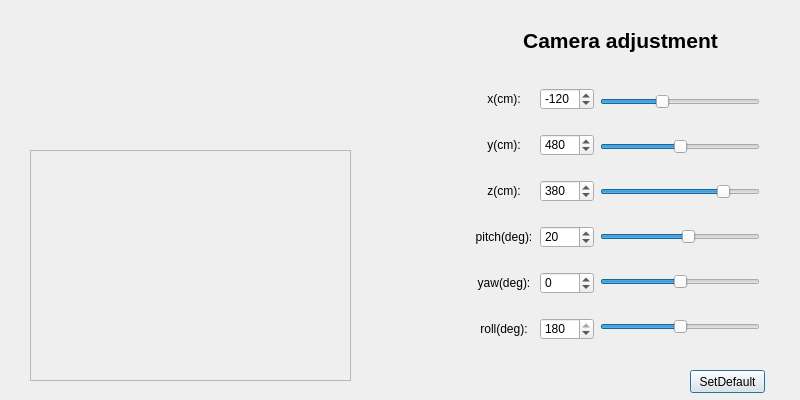
The window that src/qt/hanjiang.ui (Mick4994/hanjiang-leida) describes before a commit, drawn with Qt 5.
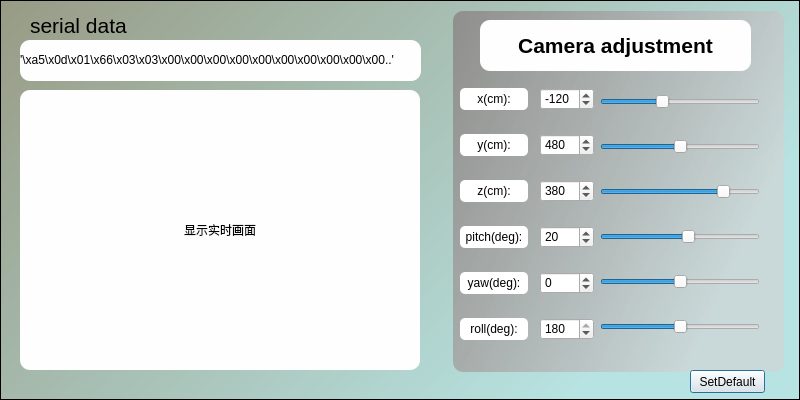
The same window after the commit. Icons and pictures are not drawn.

Commit message: gui迭代，串口接入，gui功能补写（显示视频流，调整外参），启动参数文件

```diff
--- a/src/qt/hanjiang.ui
+++ b/src/qt/hanjiang.ui
@@ -35,7 +35,8 @@
    <string>hanjiang-leida</string>
   </property>
   <property name="windowIcon">
-   <iconset theme="11"/>
+   <iconset theme="11">
+    <normaloff>F:/Users/11402/.designer/backup</normaloff>F:/Users/11402/.designer/backup</iconset>
   </property>
   <property name="styleSheet">
    <string notr="true"/>
@@ -148,7 +149,7 @@
   <widget class="QWidget" name="verticalLayoutWidget_2">
    <property name="geometry">
     <rect>
-     <x>470</x>
+     <x>460</x>
      <y>70</y>
      <width>68</width>
      <height>291</height>
@@ -156,7 +157,7 @@
    </property>
    <layout class="QVBoxLayout" name="args_list">
     <item>
-     <widget class="QLabel" name="label_15">
+     <widget class="QLabel" name="x_label">
       <property name="maximumSize">
        <size>
         <width>100</width>
@@ -166,8 +167,14 @@
       <property name="layoutDirection">
        <enum>Qt::LeftToRight</enum>
       </property>
+      <property name="styleSheet">
+       <string notr="true">QWidget{
+	background-color:rgb(255, 255, 255);
+	border-radius:5px;
+}</string>
+      </property>
       <property name="text">
-       <string>&lt;html&gt;&lt;head/&gt;&lt;body&gt;&lt;p&gt;x(cm):&lt;/p&gt;&lt;/body&gt;&lt;/html&gt;</string>
+       <string>&lt;html&gt;&lt;head/&gt;&lt;body&gt;&lt;p&gt;&lt;span style=&quot;font-family:'Microsoft YaHei'; font-size:9pt; font-weight:300;&quot;&gt;x(cm):&lt;/span&gt;&lt;/p&gt;&lt;/body&gt;&lt;/html&gt;</string>
       </property>
       <property name="alignment">
        <set>Qt::AlignCenter</set>
@@ -175,7 +182,7 @@
      </widget>
     </item>
     <item>
-     <widget class="QLabel" name="label_14">
+     <widget class="QLabel" name="y_label">
       <property name="maximumSize">
        <size>
         <width>100</width>
@@ -185,8 +192,14 @@
       <property name="layoutDirection">
        <enum>Qt::LeftToRight</enum>
       </property>
+      <property name="styleSheet">
+       <string notr="true">QWidget{
+	background-color:rgb(255, 255, 255);
+	border-radius:5px;
+}</string>
+      </property>
       <property name="text">
-       <string>&lt;html&gt;&lt;head/&gt;&lt;body&gt;&lt;p&gt;y(cm):&lt;/p&gt;&lt;/body&gt;&lt;/html&gt;</string>
+       <string>&lt;html&gt;&lt;head/&gt;&lt;body&gt;&lt;p&gt;&lt;span style=&quot;font-family:'Microsoft YaHei'; font-size:9pt; font-weight:300;&quot;&gt;y(cm):&lt;/span&gt;&lt;/p&gt;&lt;/body&gt;&lt;/html&gt;</string>
       </property>
       <property name="alignment">
        <set>Qt::AlignCenter</set>
@@ -194,7 +207,7 @@
      </widget>
     </item>
     <item>
-     <widget class="QLabel" name="label_13">
+     <widget class="QLabel" name="z_label">
       <property name="maximumSize">
        <size>
         <width>100</width>
@@ -204,8 +217,14 @@
       <property name="layoutDirection">
        <enum>Qt::LeftToRight</enum>
       </property>
+      <property name="styleSheet">
+       <string notr="true">QWidget{
+	background-color:rgb(255, 255, 255);
+	border-radius:5px;
+}</string>
+      </property>
       <property name="text">
-       <string>&lt;html&gt;&lt;head/&gt;&lt;body&gt;&lt;p&gt;z(cm):&lt;/p&gt;&lt;/body&gt;&lt;/html&gt;</string>
+       <string>&lt;html&gt;&lt;head/&gt;&lt;body&gt;&lt;p&gt;&lt;span style=&quot;font-family:'Microsoft YaHei'; font-size:9pt; font-weight:300;&quot;&gt;z(cm):&lt;/span&gt;&lt;/p&gt;&lt;/body&gt;&lt;/html&gt;</string>
       </property>
       <property name="alignment">
        <set>Qt::AlignCenter</set>
@@ -213,7 +232,7 @@
      </widget>
     </item>
     <item>
-     <widget class="QLabel" name="label_12">
+     <widget class="QLabel" name="pitch_label">
       <property name="maximumSize">
        <size>
         <width>100</width>
@@ -223,8 +242,14 @@
       <property name="layoutDirection">
        <enum>Qt::LeftToRight</enum>
       </property>
+      <property name="styleSheet">
+       <string notr="true">QWidget{
+	background-color:rgb(255, 255, 255);
+	border-radius:5px;
+}</string>
+      </property>
       <property name="text">
-       <string>pitch(deg):</string>
+       <string>&lt;html&gt;&lt;head/&gt;&lt;body&gt;&lt;p&gt;&lt;span style=&quot;font-family:'Microsoft YaHei'; font-size:9pt; font-weight:300;&quot;&gt;pitch(deg):&lt;/span&gt;&lt;/p&gt;&lt;/body&gt;&lt;/html&gt;</string>
       </property>
       <property name="alignment">
        <set>Qt::AlignCenter</set>
@@ -232,7 +257,7 @@
      </widget>
     </item>
     <item>
-     <widget class="QLabel" name="label_11">
+     <widget class="QLabel" name="yaw_label">
       <property name="maximumSize">
        <size>
         <width>100</width>
@@ -242,8 +267,14 @@
       <property name="layoutDirection">
        <enum>Qt::LeftToRight</enum>
       </property>
+      <property name="styleSheet">
+       <string notr="true">QWidget{
+	background-color:rgb(255, 255, 255);
+	border-radius:5px;
+}</string>
+      </property>
       <property name="text">
-       <string>yaw(deg):</string>
+       <string>&lt;html&gt;&lt;head/&gt;&lt;body&gt;&lt;p&gt;&lt;span style=&quot;font-family:'Microsoft YaHei'; font-size:9pt; font-weight:300;&quot;&gt;yaw(deg):&lt;/span&gt;&lt;/p&gt;&lt;/body&gt;&lt;/html&gt;</string>
       </property>
       <property name="alignment">
        <set>Qt::AlignCenter</set>
@@ -251,7 +282,7 @@
      </widget>
     </item>
     <item>
-     <widget class="QLabel" name="label_10">
+     <widget class="QLabel" name="roll_label">
       <property name="maximumSize">
        <size>
         <width>100</width>
@@ -261,8 +292,14 @@
       <property name="layoutDirection">
        <enum>Qt::LeftToRight</enum>
       </property>
+      <property name="styleSheet">
+       <string notr="true">QWidget{
+	background-color:rgb(255, 255, 255);
+	border-radius:5px;
+}</string>
+      </property>
       <property name="text">
-       <string>&lt;html&gt;&lt;head/&gt;&lt;body&gt;&lt;p&gt;roll(deg):&lt;/p&gt;&lt;/body&gt;&lt;/html&gt;</string>
+       <string>&lt;html&gt;&lt;head/&gt;&lt;body&gt;&lt;p&gt;&lt;span style=&quot;font-family:'Microsoft YaHei'; font-size:9pt; font-weight:300;&quot;&gt;roll(deg):&lt;/span&gt;&lt;/p&gt;&lt;/body&gt;&lt;/html&gt;</string>
       </property>
       <property name="alignment">
        <set>Qt::AlignCenter</set>
@@ -280,9 +317,9 @@
      <height>291</height>
     </rect>
    </property>
-   <layout class="QVBoxLayout" name="args_list_2">
+   <layout class="QVBoxLayout" name="spinBox_list">
     <item>
-     <widget class="QSpinBox" name="spinBox_3">
+     <widget class="QSpinBox" name="x_spinBox">
       <property name="minimumSize">
        <size>
         <width>0</width>
@@ -307,7 +344,7 @@
      </widget>
     </item>
     <item>
-     <widget class="QSpinBox" name="spinBox">
+     <widget class="QSpinBox" name="y_spinBox">
       <property name="minimumSize">
        <size>
         <width>0</width>
@@ -332,7 +369,7 @@
      </widget>
     </item>
     <item>
-     <widget class="QSpinBox" name="spinBox_6">
+     <widget class="QSpinBox" name="z_spinBox">
       <property name="minimumSize">
        <size>
         <width>0</width>
@@ -357,7 +394,7 @@
      </widget>
     </item>
     <item>
-     <widget class="QSpinBox" name="spinBox_5">
+     <widget class="QSpinBox" name="pitch_spinBox">
       <property name="minimumSize">
        <size>
         <width>0</width>
@@ -382,7 +419,7 @@
      </widget>
     </item>
     <item>
-     <widget class="QSpinBox" name="spinBox_4">
+     <widget class="QSpinBox" name="yaw_spinBox">
       <property name="minimumSize">
        <size>
         <width>0</width>
@@ -407,7 +444,7 @@
      </widget>
     </item>
     <item>
-     <widget class="QSpinBox" name="spinBox_2">
+     <widget class="QSpinBox" name="roll_spinBox">
       <property name="minimumSize">
        <size>
         <width>0</width>
@@ -433,17 +470,23 @@
     </item>
    </layout>
   </widget>
-  <widget class="QLabel" name="label">
+  <widget class="QLabel" name="Camera_label">
    <property name="geometry">
     <rect>
-     <x>510</x>
+     <x>480</x>
      <y>20</y>
-     <width>221</width>
-     <height>41</height>
+     <width>271</width>
+     <height>51</height>
     </rect>
    </property>
+   <property name="styleSheet">
+    <string notr="true">QWidget{
+	border-radius:10px;
+	background-color: rgb(254, 254, 254)
+}</string>
+   </property>
    <property name="text">
-    <string>&lt;html&gt;&lt;head/&gt;&lt;body&gt;&lt;p&gt;&lt;span style=&quot; font-size:16pt; font-weight:600;&quot;&gt;Camera adjustment&lt;/span&gt;&lt;/p&gt;&lt;/body&gt;&lt;/html&gt;</string>
+    <string>&lt;html&gt;&lt;head/&gt;&lt;body&gt;&lt;p&gt;&lt;span style=&quot;font-family:'Microsoft YaHei'; font-size:16pt; font-weight:500;&quot;&gt;Camera adjustment&lt;/span&gt;&lt;/p&gt;&lt;/body&gt;&lt;/html&gt;</string>
    </property>
    <property name="alignment">
     <set>Qt::AlignCenter</set>
@@ -462,33 +505,120 @@
     <string>SetDefault</string>
    </property>
   </widget>
-  <widget class="QWidget" name="verticalLayoutWidget_4">
+  <widget class="QLabel" name="serial_data">
    <property name="geometry">
     <rect>
      <x>30</x>
-     <y>50</y>
-     <width>160</width>
-     <height>80</height>
+     <y>10</y>
+     <width>161</width>
+     <height>31</height>
     </rect>
    </property>
-   <layout class="QVBoxLayout" name="verticalLayout"/>
+   <property name="text">
+    <string>&lt;html&gt;&lt;head/&gt;&lt;body&gt;&lt;p&gt;&lt;span style=&quot;font-family:'Microsoft YaHei'; font-size:16pt; font-weight:300;&quot;&gt;serial data&lt;/span&gt;&lt;/p&gt;&lt;/body&gt;&lt;/html&gt;</string>
+   </property>
   </widget>
-  <widget class="QFrame" name="frame">
+  <widget class="QGraphicsView" name="graphicsView">
    <property name="geometry">
     <rect>
-     <x>30</x>
-     <y>150</y>
-     <width>321</width>
-     <height>231</height>
+     <x>0</x>
+     <y>0</y>
+     <width>800</width>
+     <height>400</height>
     </rect>
    </property>
-   <property name="frameShape">
-    <enum>QFrame::StyledPanel</enum>
+   <property name="minimumSize">
+    <size>
+     <width>800</width>
+     <height>400</height>
+    </size>
    </property>
-   <property name="frameShadow">
-    <enum>QFrame::Raised</enum>
+   <property name="maximumSize">
+    <size>
+     <width>800</width>
+     <height>400</height>
+    </size>
    </property>
+   <property name="styleSheet">
+    <string notr="true">QWidget{
+	
+	background-color: qlineargradient(spread:pad, x1:0, y1:0, x2:0.965909, y2:0.471, stop:0 rgba(152, 155, 133, 255), stop:1 rgba(183, 227, 226, 255));
+}</string>
+   </property>
   </widget>
+  <widget class="QLabel" name="img_label">
+   <property name="geometry">
+    <rect>
+     <x>20</x>
+     <y>90</y>
+     <width>400</width>
+     <height>280</height>
+    </rect>
+   </property>
+   <property name="styleSheet">
+    <string notr="true">QWidget{
+	border-radius:10px;
+	background-color: rgb(254, 254, 254)
+}</string>
+   </property>
+   <property name="text">
+    <string>&lt;html&gt;&lt;head/&gt;&lt;body&gt;&lt;p&gt;&lt;span style=&quot;font-family:'Microsoft YaHei'; font-size:9pt; font-weight:300;&quot;&gt;显示实时画面&lt;/span&gt;&lt;/p&gt;&lt;/body&gt;&lt;/html&gt;</string>
+   </property>
+   <property name="alignment">
+    <set>Qt::AlignCenter</set>
+   </property>
+  </widget>
+  <widget class="QLabel" name="label_3">
+   <property name="geometry">
+    <rect>
+     <x>20</x>
+     <y>40</y>
+     <width>401</width>
+     <height>41</height>
+    </rect>
+   </property>
+   <property name="styleSheet">
+    <string notr="true">QWidget{
+	border-radius:10px;
+	background-color: rgb(254, 254, 254)
+}</string>
+   </property>
+   <property name="text">
+    <string>&lt;html&gt;&lt;head/&gt;&lt;body&gt;&lt;p&gt;&lt;span style=&quot;font-family:'Microsoft YaHei'; font-size:9pt; font-weight:300;&quot;&gt;'\xa5\x0d\x01\x66\x03\x03\x00\x00\x00\x00\x00\x00\x00\x00\x00\x00..'&lt;/span&gt;&lt;/p&gt;&lt;/body&gt;&lt;/html&gt;</string>
+   </property>
+   <property name="alignment">
+    <set>Qt::AlignLeading|Qt::AlignLeft|Qt::AlignVCenter</set>
+   </property>
+  </widget>
+  <widget class="QLabel" name="grass">
+   <property name="geometry">
+    <rect>
+     <x>453</x>
+     <y>11</y>
+     <width>331</width>
+     <height>361</height>
+    </rect>
+   </property>
+   <property name="styleSheet">
+    <string notr="true">QWidget{
+	border-radius:10px;
+	background-color: qlineargradient(spread:pad, x1:0, y1:0, x2:0.965909, y2:0.471, stop:0 rgba(143, 143, 141, 255), stop:1 rgba(207, 213, 214, 200))
+}</string>
+   </property>
+   <property name="text">
+    <string/>
+   </property>
+  </widget>
+  <zorder>graphicsView</zorder>
+  <zorder>grass</zorder>
+  <zorder>verticalLayoutWidget</zorder>
+  <zorder>verticalLayoutWidget_2</zorder>
+  <zorder>verticalLayoutWidget_3</zorder>
+  <zorder>Camera_label</zorder>
+  <zorder>pushButton</zorder>
+  <zorder>serial_data</zorder>
+  <zorder>img_label</zorder>
+  <zorder>label_3</zorder>
  </widget>
  <resources>
   <include location="br.qrc"/>
```
Left out of the diff: 24 changed lines with no effect on the pictures. The commit also changes 14 other files.
